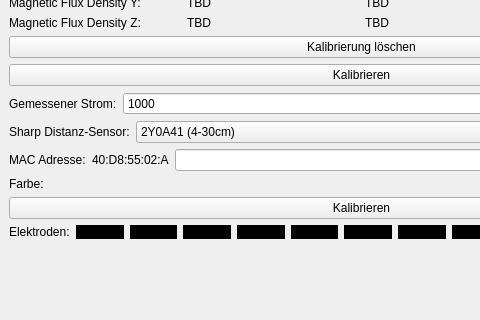
Qt form src/flash-test/ui/mainwindow.ui (Tinkerforge/flash-test) before a commit; both pictures show x 0 to 480 and y 509 to 829 of the 723 by 1003 pixel window.
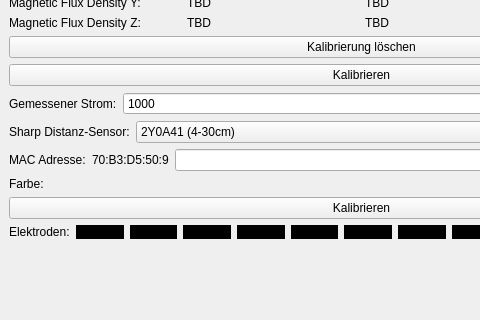
The same form after that commit.

Commit message: New MAC in label

```diff
--- a/src/flash-test/ui/mainwindow.ui
+++ b/src/flash-test/ui/mainwindow.ui
@@ -449,7 +449,7 @@
         <item>
          <widget class="QLabel" name="label_9">
           <property name="text">
-           <string>40:D8:55:02:A</string>
+           <string>70:B3:D5:50:9</string>
           </property>
          </widget>
         </item>
```
